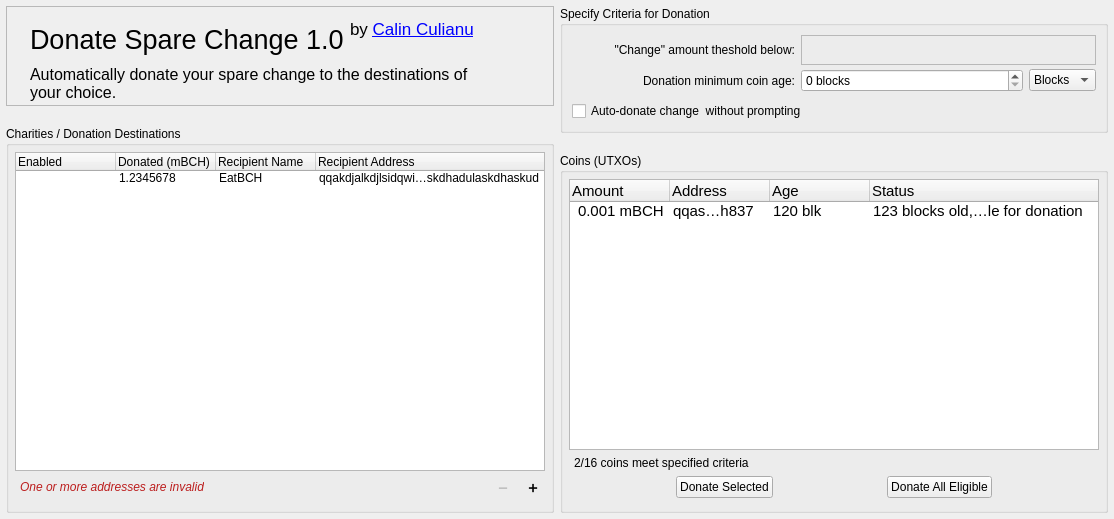
cculianu/DonateSpareChange, file ui.ui: the form before one commit.
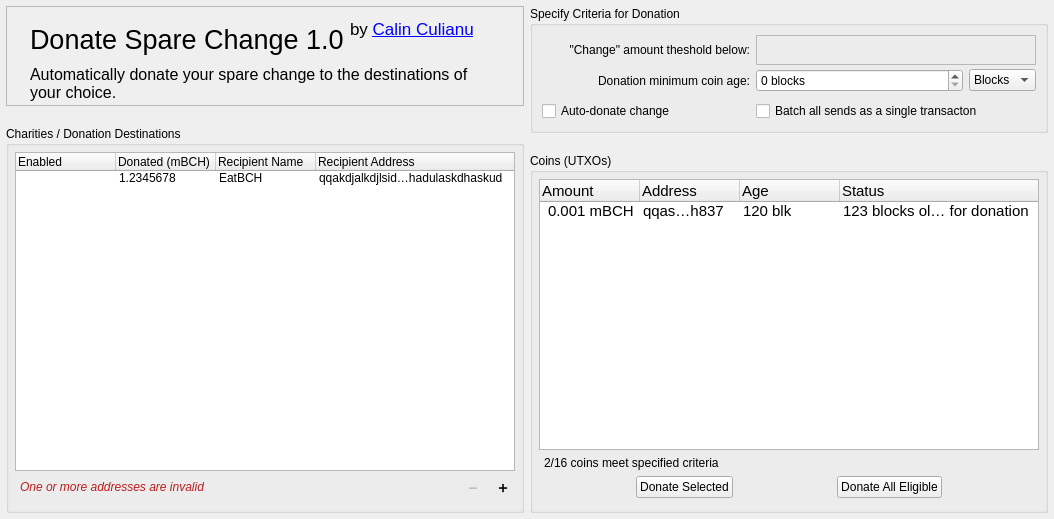
The form after the commit. Icons and pictures are not drawn.

The edit to the form file:
```diff
--- a/ui.ui
+++ b/ui.ui
@@ -6,7 +6,7 @@
    <rect>
     <x>0</x>
     <y>0</y>
-    <width>1114</width>
+    <width>1054</width>
     <height>519</height>
    </rect>
   </property>
@@ -650,13 +650,23 @@
         </property>
        </spacer>
       </item>
-      <item row="3" column="0" colspan="2">
+      <item row="3" column="0">
        <widget class="QCheckBox" name="chk_autodonate">
         <property name="toolTip">
          <string>&lt;html&gt;&lt;head/&gt;&lt;body&gt;&lt;p&gt;Auto-donate coins &lt;span style=&quot; font-weight:600;&quot;&gt;in the background&lt;/span&gt; (without prompting) as they become eligible. &lt;/p&gt;&lt;p&gt;This feature requires that your wallet not be password-protected.&lt;/p&gt;&lt;/body&gt;&lt;/html&gt;</string>
         </property>
         <property name="text">
-         <string>Auto-donate change  without prompting</string>
+         <string>Auto-donate change</string>
+        </property>
+       </widget>
+      </item>
+      <item row="3" column="1" colspan="2">
+       <widget class="QCheckBox" name="chk_1tx">
+        <property name="toolTip">
+         <string>&lt;html&gt;&lt;head/&gt;&lt;body&gt;&lt;p&gt;When this is &lt;span style=&quot; font-weight:600;&quot;&gt;enabled&lt;/span&gt;, all coins that meet the specified criteria are batched together in 1 single sending transaction.&lt;/p&gt;&lt;p&gt;For the cost minded: This has the advantage of conserving on &lt;span style=&quot; font-weight:600;&quot;&gt;fees&lt;/span&gt;.&lt;/p&gt;&lt;p&gt;For the privacy minded: It becomes easier to associate your receiving addresses with each other if you turn this option on. So if &lt;span style=&quot; font-weight:600;&quot;&gt;privacy&lt;/span&gt; is your concern, leave this option &lt;span style=&quot; font-weight:600;&quot;&gt;disabled&lt;/span&gt;.&lt;/p&gt;&lt;p&gt;&lt;span style=&quot; font-style:italic;&quot;&gt;Note: This option only appies to &lt;/span&gt;&lt;span style=&quot; font-weight:600; font-style:italic;&quot;&gt;auto-donation mode&lt;/span&gt;&lt;span style=&quot; font-style:italic;&quot;&gt;. &lt;/span&gt;To control batching in manual mode, select single or multiple items from the table below.&lt;/p&gt;&lt;/body&gt;&lt;/html&gt;</string>
+        </property>
+        <property name="text">
+         <string>Batch all sends as a single transacton</string>
         </property>
        </widget>
       </item>
```
Left out of the diff: 4 changed lines with no effect on the pictures.
